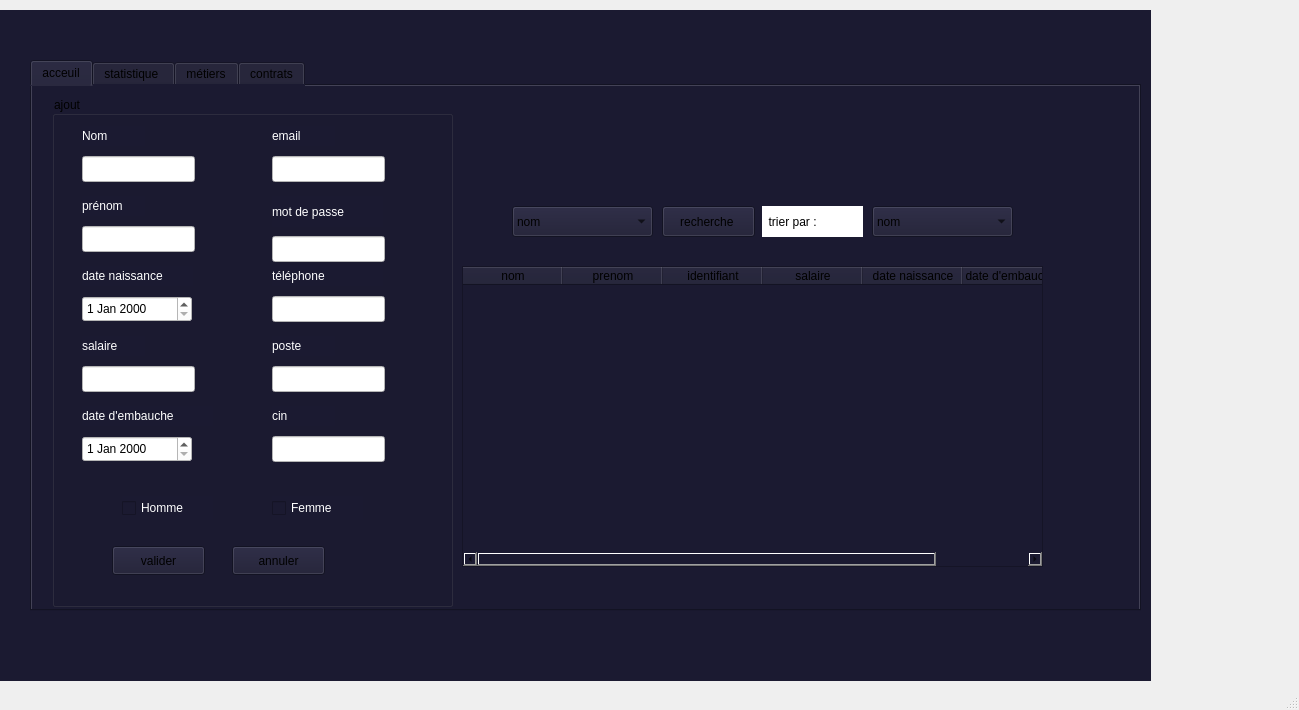
Qt form mainwindow.ui (ProjetCppS2-2425/projetcpp-innovatehub) before a commit.
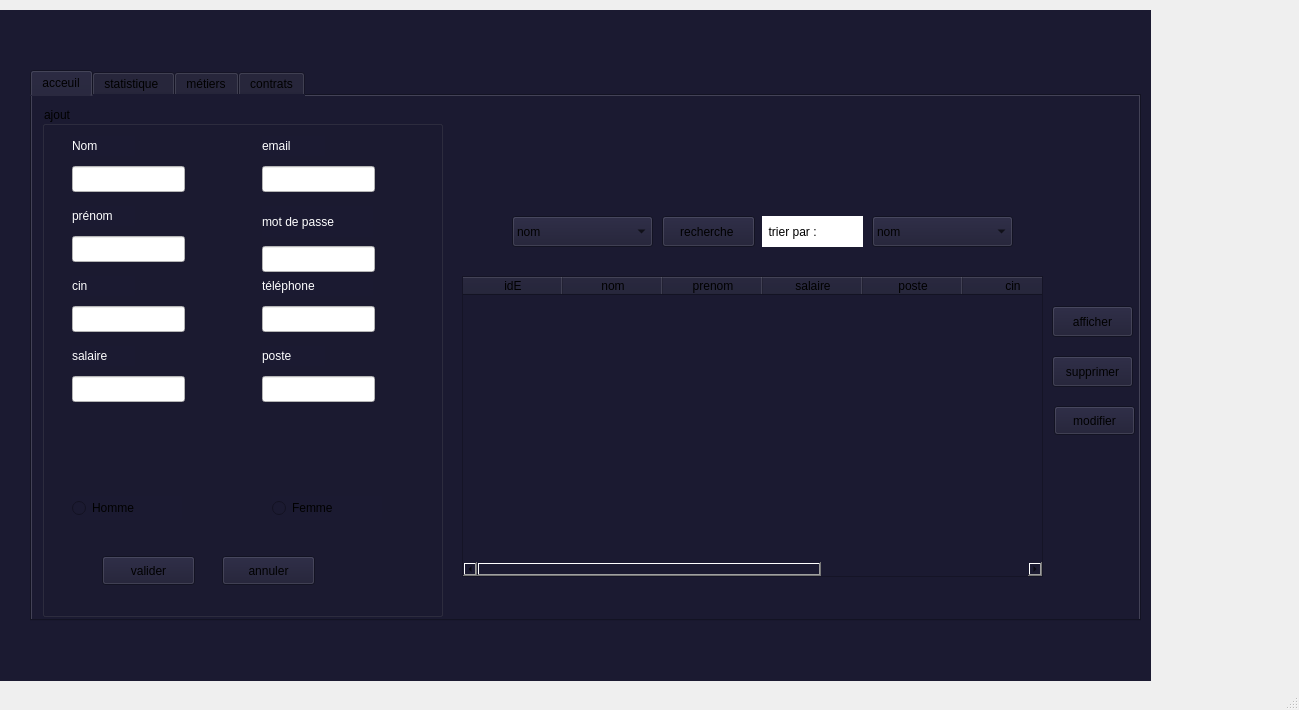
The same form after that commit. Icons and pictures are not drawn.

Patch:
```diff
--- a/mainwindow.ui
+++ b/mainwindow.ui
@@ -181,7 +181,7 @@
         <property name="geometry">
          <rect>
           <x>10</x>
-          <y>10</y>
+          <y>20</y>
           <width>1111</width>
           <height>551</height>
          </rect>
@@ -196,7 +196,7 @@
          <widget class="QGroupBox" name="groupBox_3">
           <property name="geometry">
            <rect>
-            <x>20</x>
+            <x>10</x>
             <y>10</y>
             <width>401</width>
             <height>511</height>
@@ -237,22 +237,6 @@
             <string>prénom</string>
            </property>
           </widget>
-          <widget class="QLabel" name="label_5">
-           <property name="geometry">
-            <rect>
-             <x>30</x>
-             <y>170</y>
-             <width>111</width>
-             <height>20</height>
-            </rect>
-           </property>
-           <property name="styleSheet">
-            <string notr="true">color: rgb(255, 255, 255);</string>
-           </property>
-           <property name="text">
-            <string>date naissance </string>
-           </property>
-          </widget>
           <widget class="QLabel" name="label_6">
            <property name="geometry">
             <rect>
@@ -269,22 +253,6 @@
             <string>poste</string>
            </property>
           </widget>
-          <widget class="QLabel" name="label_7">
-           <property name="geometry">
-            <rect>
-             <x>30</x>
-             <y>310</y>
-             <width>131</width>
-             <height>20</height>
-            </rect>
-           </property>
-           <property name="styleSheet">
-            <string notr="true">color: rgb(255, 255, 255);</string>
-           </property>
-           <property name="text">
-            <string>date d'embauche </string>
-           </property>
-          </widget>
           <widget class="QLabel" name="label_8">
            <property name="geometry">
             <rect>
@@ -440,65 +408,7 @@
             <string>téléphone</string>
            </property>
           </widget>
-          <widget class="QDateEdit" name="dateEdit_Naissance">
-           <property name="geometry">
-            <rect>
-             <x>30</x>
-             <y>200</y>
-             <width>110</width>
-             <height>26</height>
-            </rect>
-           </property>
-           <property name="styleSheet">
-            <string notr="true">background-color: rgb(255, 255, 255);</string>
-           </property>
-          </widget>
-          <widget class="QDateEdit" name="dateEdit_Embauche">
-           <property name="geometry">
-            <rect>
-             <x>30</x>
-             <y>340</y>
-             <width>110</width>
-             <height>26</height>
-            </rect>
-           </property>
-           <property name="styleSheet">
-            <string notr="true">background-color: rgb(255, 255, 255);</string>
-           </property>
-          </widget>
-          <widget class="QCheckBox" name="checkBox_Femme">
-           <property name="geometry">
-            <rect>
-             <x>220</x>
-             <y>400</y>
-             <width>91</width>
-             <height>24</height>
-            </rect>
-           </property>
-           <property name="styleSheet">
-            <string notr="true">color: rgb(255, 255, 255);</string>
-           </property>
-           <property name="text">
-            <string>Femme</string>
-           </property>
-          </widget>
-          <widget class="QCheckBox" name="checkBox_Homme">
-           <property name="geometry">
-            <rect>
-             <x>70</x>
-             <y>400</y>
-             <width>91</width>
-             <height>24</height>
-            </rect>
-           </property>
-           <property name="styleSheet">
-            <string notr="true">color: rgb(255, 255, 255);</string>
-           </property>
-           <property name="text">
-            <string>Homme</string>
-           </property>
-          </widget>
-          <widget class="QPushButton" name="btn_valider">
+          <widget class="QPushButton" name="btn_Valider">
            <property name="geometry">
             <rect>
              <x>60</x>
@@ -517,8 +427,8 @@
           <widget class="QLineEdit" name="lineEdit_CIN">
            <property name="geometry">
             <rect>
-             <x>220</x>
-             <y>340</y>
+             <x>30</x>
+             <y>200</y>
              <width>113</width>
              <height>26</height>
             </rect>
@@ -530,8 +440,8 @@
           <widget class="QLabel" name="label_13">
            <property name="geometry">
             <rect>
-             <x>220</x>
-             <y>310</y>
+             <x>30</x>
+             <y>170</y>
              <width>63</width>
              <height>20</height>
             </rect>
@@ -559,6 +469,32 @@
             <iconset theme="edit-clear"/>
            </property>
           </widget>
+          <widget class="QRadioButton" name="radioButtonFemme">
+           <property name="geometry">
+            <rect>
+             <x>230</x>
+             <y>390</y>
+             <width>110</width>
+             <height>24</height>
+            </rect>
+           </property>
+           <property name="text">
+            <string>Femme</string>
+           </property>
+          </widget>
+          <widget class="QRadioButton" name="radioButtonHomme">
+           <property name="geometry">
+            <rect>
+             <x>30</x>
+             <y>390</y>
+             <width>110</width>
+             <height>24</height>
+            </rect>
+           </property>
+           <property name="text">
+            <string>Homme</string>
+           </property>
+          </widget>
          </widget>
          <widget class="QPushButton" name="pushButton_4">
           <property name="geometry">
@@ -610,6 +546,11 @@
             <height>301</height>
            </rect>
           </property>
+          <column>
+           <property name="text">
+            <string>idE</string>
+           </property>
+          </column>
           <column>
            <property name="text">
             <string>nom</string>
@@ -620,11 +561,6 @@
             <string>prenom</string>
            </property>
           </column>
-          <column>
-           <property name="text">
-            <string>identifiant</string>
-           </property>
-          </column>
           <column>
            <property name="text">
             <string>salaire</string>
@@ -632,12 +568,22 @@
           </column>
           <column>
            <property name="text">
-            <string>date naissance</string>
+            <string>poste</string>
            </property>
           </column>
           <column>
            <property name="text">
-            <string>date d'embauche </string>
+            <string>cin</string>
+           </property>
+          </column>
+          <column>
+           <property name="text">
+            <string>email</string>
+           </property>
+          </column>
+          <column>
+           <property name="text">
+            <string>téléphone</string>
            </property>
           </column>
          </widget>
@@ -682,6 +628,45 @@
            </property>
           </item>
          </widget>
+         <widget class="QPushButton" name="pushButtonAfficher">
+          <property name="geometry">
+           <rect>
+            <x>1020</x>
+            <y>210</y>
+            <width>81</width>
+            <height>31</height>
+           </rect>
+          </property>
+          <property name="text">
+           <string>afficher</string>
+          </property>
+         </widget>
+         <widget class="QPushButton" name="deleteButton">
+          <property name="geometry">
+           <rect>
+            <x>1020</x>
+            <y>260</y>
+            <width>81</width>
+            <height>31</height>
+           </rect>
+          </property>
+          <property name="text">
+           <string>supprimer</string>
+          </property>
+         </widget>
+         <widget class="QPushButton" name="modifierButton">
+          <property name="geometry">
+           <rect>
+            <x>1022</x>
+            <y>310</y>
+            <width>81</width>
+            <height>29</height>
+           </rect>
+          </property>
+          <property name="text">
+           <string>modifier</string>
+          </property>
+         </widget>
         </widget>
         <widget class="QWidget" name="tab_2">
          <attribute name="title">
```
Left out of the diff: 4 changed lines with no effect on the pictures.
